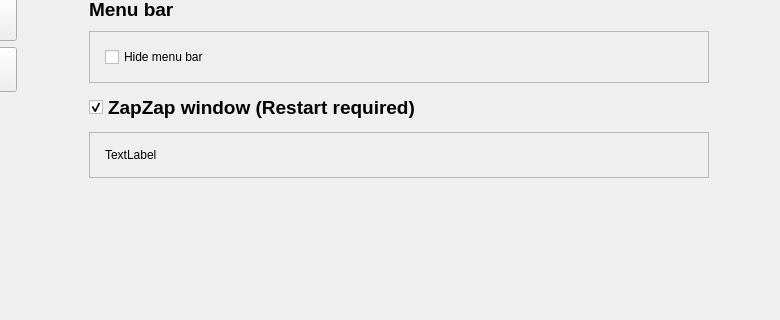
Before: the Qt Designer form zapzap/view/settings.ui in rafatosta/zapzap, drawn with Qt 5; both pictures show x 233 to 1013 and y 211 to 531 of the 1013 by 531 pixel window.
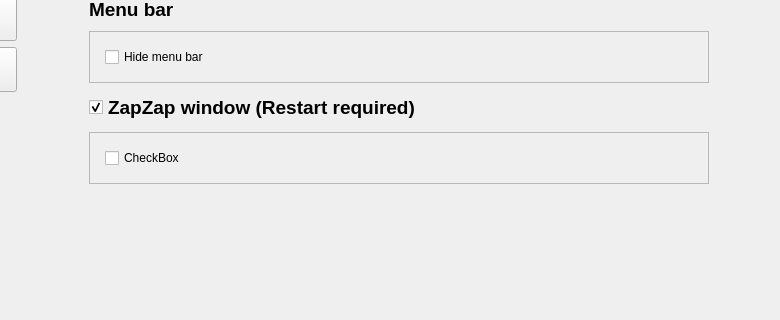
After: the same form once the commit is applied. The open tabs and pages were chosen to show the change. Icons and pictures are not drawn.

```diff
--- a/zapzap/view/settings.ui
+++ b/zapzap/view/settings.ui
@@ -548,9 +548,9 @@
                      <number>15</number>
                     </property>
                     <item>
-                     <widget class="QLabel" name="label_15">
+                     <widget class="QCheckBox" name="checkBox">
                       <property name="text">
-                       <string>TextLabel</string>
+                       <string>CheckBox</string>
                       </property>
                      </widget>
                     </item>
```
Left out of the diff: 4 changed lines with no effect on the pictures.
